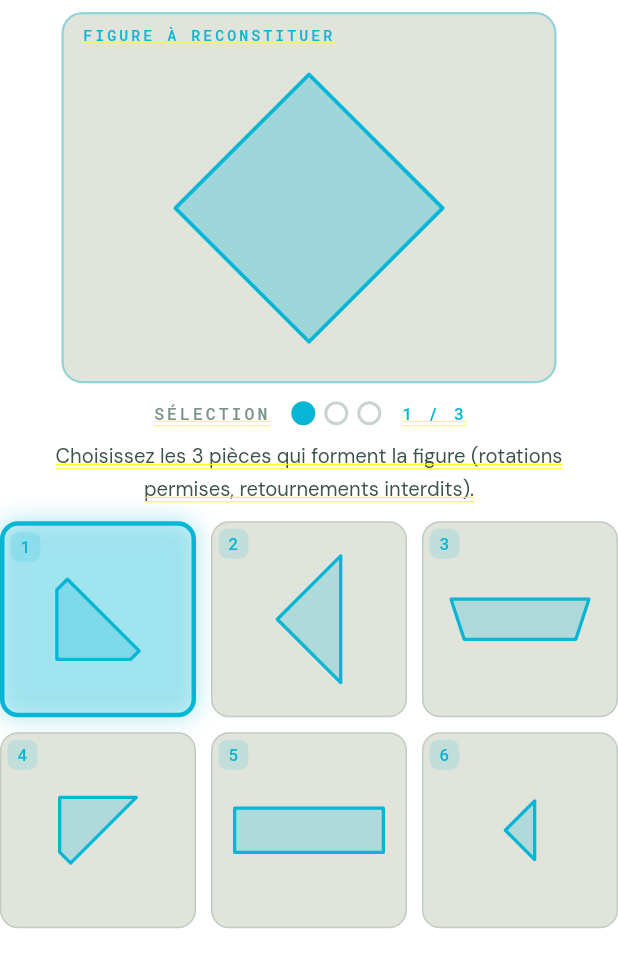
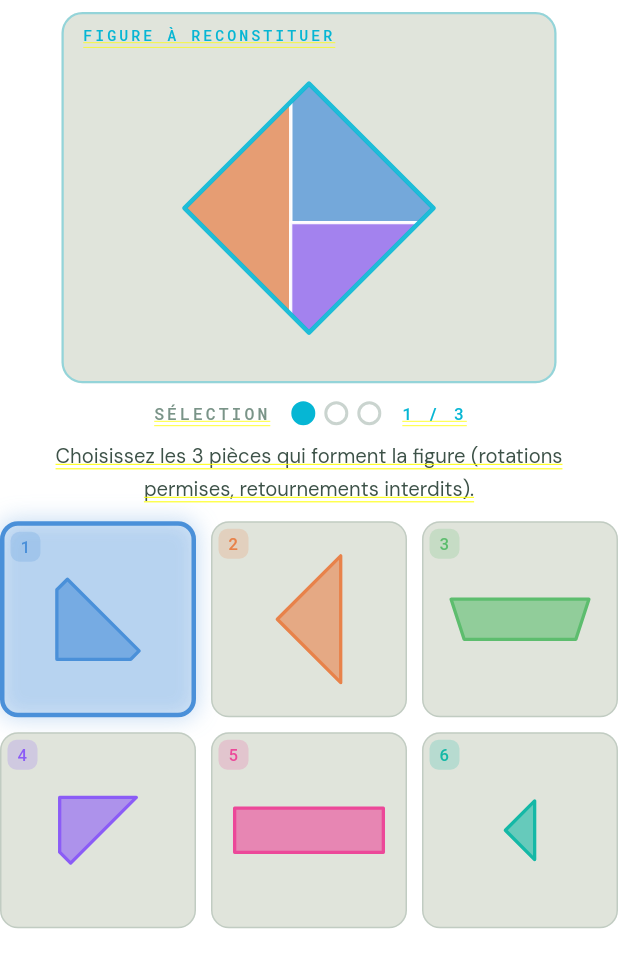
Before and after one commit to alvin971/mentality-flutter-web, a Flutter app: the VisualPuzzlesTestPage screen opened by its route, after a tap on an icon or button, on a phone screen of 412 x 824 dp. Shown: the top 968 px of the screen. Run offline on Flutter 3.47's test engine with Material 3 defaults, Android fonts, the phone set to English and light mode, and no system bars; our stand-ins replace bloc, country_code_picker, equatable, flutter_bloc, flutter_screenutil, go_router and 7 more; missing offline and left inert: record; accounts and stored records are empty; network calls fail.

Commit message:
feat(visual_puzzles): sections colorées + couleurs par pièce
La figure cible affiche maintenant 3 sections colorées séparées par des
lignes blanches (une couleur par pièce correcte). Chaque option de pièce
reçoit sa propre couleur vive (6 teintes : bleu, orange, vert, violet,
rose, teal) — la correspondance visuelle cible ↔ pièce rend l'exercice
lisible sans révéler la réponse.

- PuzzleTargetWidget: _SectionsPainter dessine les sections avec fill
  coloré (α 0.72) + lignes de découpe blanches + contour extérieur
- PuzzlePieceWidget: paramètre pieceColor remplace accent pour fill/stroke
- VisualPuzzlesTestPage: palette _pieceColors + _sectionColorsForItem()
  calcule les couleurs cible en indexant correctPieces dans options

Co-Authored-By: Claude Sonnet 4.6 <noreply@anthropic.com>

```diff
--- a/lib/features/exercises_implementations/visual_puzzles/presentation/pages/visual_puzzles_test_page.dart
+++ b/lib/features/exercises_implementations/visual_puzzles/presentation/pages/visual_puzzles_test_page.dart
@@ -46,6 +46,24 @@ class _VisualPuzzlesTestPageState extends State<VisualPuzzlesTestPage> {
   bool _submitted = false;
 
   static const String _labels = '123456';
+
+  /// Palette de 6 couleurs vives — une par option.
+  /// La même couleur est utilisée pour la pièce ET sa section dans la cible.
+  static const List<Color> _pieceColors = [
+    Color(0xFF4A90D9), // 1 — bleu
+    Color(0xFFE8824A), // 2 — orange
+    Color(0xFF5DBD6E), // 3 — vert
+    Color(0xFF8B5CF6), // 4 — violet
+    Color(0xFFEC4899), // 5 — rose
+    Color(0xFF14B8A6), // 6 — teal
+  ];
+
+  List<Color> _sectionColorsForItem(PuzzleItem item) {
+    return item.correctPieces.map((cp) {
+      final idx = item.options.indexWhere((o) => o.id == cp.id);
+      return idx >= 0 ? _pieceColors[idx] : _pieceColors[0];
+    }).toList();
+  }
 
   @override
   void initState() {
@@ -194,7 +212,9 @@ class _VisualPuzzlesTestPageState extends State<VisualPuzzlesTestPage> {
       crossAxisAlignment: CrossAxisAlignment.stretch,
       children: [
         const SizedBox(height: 8),
-        PuzzleTargetWidget(item: item),
+        PuzzleTargetWidget(
+            item: item,
+            sectionColors: _sectionColorsForItem(item)),
         const SizedBox(height: 12),
         PuzzleSlotIndicator(filled: _selectedIds.length, total: 3),
         const SizedBox(height: 8),
@@ -222,7 +242,10 @@ class _VisualPuzzlesTestPageState extends State<VisualPuzzlesTestPage> {
                   mainAxisSize: MainAxisSize.min,
                   children: [
                     PuzzleTargetWidget(
-                        item: item, maxWidth: 400, maxHeight: 320),
+                        item: item,
+                        sectionColors: _sectionColorsForItem(item),
+                        maxWidth: 400,
+                        maxHeight: 320),
                     const SizedBox(height: 16),
                     PuzzleSlotIndicator(
                         filled: _selectedIds.length, total: 3),
@@ -272,6 +295,7 @@ class _VisualPuzzlesTestPageState extends State<VisualPuzzlesTestPage> {
             piece: piece,
             label: _labels[i],
             unitsPerTile: item.maxPieceExtent,
+            pieceColor: _pieceColors[i],
             isSelected: isSelected,
             showCorrect: showCorrect,
             showIncorrect: showIncorrect,
--- a/lib/features/exercises_implementations/visual_puzzles/presentation/widgets/puzzle_piece_widget.dart
+++ b/lib/features/exercises_implementations/visual_puzzles/presentation/widgets/puzzle_piece_widget.dart
@@ -8,6 +8,8 @@ import 'polygon_painter.dart';
 /// de l'item (`item.maxPieceExtent`) — les tailles relatives des 6 pièces
 /// sont fidèles, condition indispensable pour repérer les pièges de taille.
 ///
+/// Chaque pièce a une [pieceColor] unique pour être visuellement distincte.
+///
 /// NOTE : dimensionné en pixels logiques (pas de ScreenUtil) pour rester
 /// stable sur desktop comme sur mobile.
 class PuzzlePieceWidget extends StatelessWidget {
@@ -16,6 +18,7 @@ class PuzzlePieceWidget extends StatelessWidget {
     required this.piece,
     required this.label,
     required this.unitsPerTile,
+    required this.pieceColor,
     this.isSelected = false,
     this.showCorrect = false,
     this.showIncorrect = false,
@@ -28,6 +31,9 @@ class PuzzlePieceWidget extends StatelessWidget {
   /// Échelle commune : plus grande dimension affichée parmi les 6 options.
   final double unitsPerTile;
 
+  /// Couleur unique de cette pièce (chaque option a une teinte distincte).
+  final Color pieceColor;
+
   final bool isSelected;
   final bool showCorrect;
   final bool showIncorrect;
@@ -36,8 +42,6 @@ class PuzzlePieceWidget extends StatelessWidget {
   @override
   Widget build(BuildContext context) {
     final cs = Theme.of(context).colorScheme;
-    final accent = AppColors.accentForBrightness(
-        AppColors.indexVSI, Theme.of(context).brightness);
 
     Color borderColor;
     double borderWidth;
@@ -48,7 +52,7 @@ class PuzzlePieceWidget extends StatelessWidget {
       borderColor = AppColors.error;
       borderWidth = 3;
     } else if (isSelected) {
-      borderColor = accent;
+      borderColor = pieceColor;
       borderWidth = 3;
     } else {
       borderColor = cs.outline.withValues(alpha: 0.3);
@@ -69,14 +73,14 @@ class PuzzlePieceWidget extends StatelessWidget {
             padding: const EdgeInsets.all(4),
             decoration: BoxDecoration(
               color: isSelected
-                  ? accent.withValues(alpha: 0.12)
+                  ? pieceColor.withValues(alpha: 0.14)
                   : cs.surfaceContainerHighest,
               borderRadius: BorderRadius.circular(12),
               border: Border.all(color: borderColor, width: borderWidth),
               boxShadow: isSelected
                   ? [
                       BoxShadow(
-                        color: accent.withValues(alpha: 0.30),
+                        color: pieceColor.withValues(alpha: 0.30),
                         blurRadius: 12,
                         spreadRadius: 1,
                       ),
@@ -91,8 +95,8 @@ class PuzzlePieceWidget extends StatelessWidget {
                     size: Size.infinite,
                     painter: PolygonPainter(
                       polygon: piece.displayPolygon,
-                      fillColor: accent.withValues(alpha: 0.22),
-                      strokeColor: accent,
+                      fillColor: pieceColor.withValues(alpha: 0.60),
+                      strokeColor: pieceColor,
                       strokeWidth: 2.2,
                       unitsPerTile: unitsPerTile,
                     ),
@@ -105,11 +109,11 @@ class PuzzlePieceWidget extends StatelessWidget {
                     height: 20,
                     alignment: Alignment.center,
                     decoration: BoxDecoration(
-                      color: accent.withValues(alpha: 0.14),
+                      color: pieceColor.withValues(alpha: 0.20),
                       borderRadius: BorderRadius.circular(6),
                     ),
                     child: Text(label,
-                        style: AppText.mono(color: accent, size: 11)),
+                        style: AppText.mono(color: pieceColor, size: 11)),
                   ),
                 ),
               ],
--- a/lib/features/exercises_implementations/visual_puzzles/presentation/widgets/puzzle_target_widget.dart
+++ b/lib/features/exercises_implementations/visual_puzzles/presentation/widgets/puzzle_target_widget.dart
@@ -1,23 +1,31 @@
+import 'dart:math' as math;
 import 'package:flutter/material.dart';
 import '../../../../../core/theme/app_colors.dart';
 import '../../../../../core/theme/app_typography.dart';
+import '../../domain/geometry.dart';
 import '../../domain/puzzle_generator.dart';
-import 'polygon_painter.dart';
 
-/// Silhouette cible : la figure complète, pleine, SANS lignes internes —
-/// comme dans le vrai subtest, c'est au sujet de trouver la décomposition.
+/// Silhouette cible colorée par sections.
 ///
-/// NOTE : dimensionné en pixels logiques (pas de ScreenUtil) pour rester
-/// stable sur desktop comme sur mobile.
+/// Affiche la figure DÉCOUPÉE en 3 zones colorées (couleur de la pièce
+/// correspondante) séparées par des lignes blanches. L'apprenant voit
+/// exactement comment la figure est découpée ; la difficulté vient de
+/// devoir trouver LAQUELLE parmi les 6 options correspond à chaque zone
+/// (surtout quand les pièces sont pivotées aux niveaux difficiles).
 class PuzzleTargetWidget extends StatelessWidget {
   const PuzzleTargetWidget({
     super.key,
     required this.item,
+    required this.sectionColors,
     this.maxWidth = 330,
     this.maxHeight = 250,
   });
 
   final PuzzleItem item;
+
+  /// Couleur de chaque pièce correcte (même ordre que item.correctPieces).
+  final List<Color> sectionColors;
+
   final double maxWidth;
   final double maxHeight;
 
@@ -55,11 +63,13 @@ class PuzzleTargetWidget extends StatelessWidget {
                     padding: const EdgeInsets.fromLTRB(18, 28, 18, 14),
                     child: CustomPaint(
                       size: Size.infinite,
-                      painter: PolygonPainter(
-                        polygon: item.targetPolygon,
-                        fillColor: accent.withValues(alpha: 0.30),
-                        strokeColor: accent,
-                        strokeWidth: 2.5,
+                      painter: _SectionsPainter(
+                        target: item.targetPolygon,
+                        sections: item.correctPieces
+                            .map((p) => p.polygon)
+                            .toList(),
+                        sectionColors: sectionColors,
+                        borderColor: accent,
                       ),
                     ),
                   ),
@@ -72,3 +82,96 @@ class PuzzleTargetWidget extends StatelessWidget {
     );
   }
 }
+
+/// Dessine la figure cible découpée en sections colorées.
+///
+/// Toutes les pièces sont dans l'espace normalisé [0,1]² de la cible —
+/// le même transform (scale + offset centré) est appliqué à toutes pour
+/// qu'elles s'assemblent parfaitement.
+class _SectionsPainter extends CustomPainter {
+  const _SectionsPainter({
+    required this.target,
+    required this.sections,
+    required this.sectionColors,
+    required this.borderColor,
+  });
+
+  final Polygon target;
+  final List<Polygon> sections;
+  final List<Color> sectionColors;
+  final Color borderColor;
+
+  static const double _padding = 0.09;
+
+  @override
+  void paint(Canvas canvas, Size size) {
+    if (target.vertices.isEmpty) return;
+
+    // ---- Transform commun : bbox de la cible → canvas centré ----
+    final bbox = target.bbox();
+    final polyW = bbox.width;
+    final polyH = bbox.height;
+    if (polyW < kGeomEps || polyH < kGeomEps) return;
+
+    final availW = size.width * (1 - 2 * _padding);
+    final availH = size.height * (1 - 2 * _padding);
+    final scale = math.min(availW / polyW, availH / polyH);
+
+    final ox = size.width / 2 - (bbox.left + bbox.right) / 2 * scale;
+    final oy = size.height / 2 - (bbox.top + bbox.bottom) / 2 * scale;
+
+    Offset t(Offset p) => Offset(p.dx * scale + ox, p.dy * scale + oy);
+
+    Path makePath(Polygon poly) {
+      final path = Path();
+      if (poly.vertices.isEmpty) return path;
+      final first = t(poly.vertices.first);
+      path.moveTo(first.dx, first.dy);
+      for (int i = 1; i < poly.vertices.length; i++) {
+        final pt = t(poly.vertices[i]);
+        path.lineTo(pt.dx, pt.dy);
+      }
+      path.close();
+      return path;
+    }
+
+    // ---- 1. Sections colorées (fill + ligne de découpe) ----
+    for (int i = 0; i < sections.length && i < sectionColors.length; i++) {
+      final path = makePath(sections[i]);
+      final color = sectionColors[i];
+
+      canvas.drawPath(
+        path,
+        Paint()
+          ..color = color.withValues(alpha: 0.72)
+          ..style = PaintingStyle.fill,
+      );
+
+      // Ligne de découpe visible entre les sections
+      canvas.drawPath(
+        path,
+        Paint()
+          ..color = Colors.white.withValues(alpha: 0.92)
+          ..style = PaintingStyle.stroke
+          ..strokeWidth = 2.2
+          ..strokeJoin = StrokeJoin.round,
+      );
+    }
+
+    // ---- 2. Contour extérieur de la figure ----
+    canvas.drawPath(
+      makePath(target),
+      Paint()
+        ..color = borderColor.withValues(alpha: 0.90)
+        ..style = PaintingStyle.stroke
+        ..strokeWidth = 3.0
+        ..strokeJoin = StrokeJoin.round,
+    );
+  }
+
+  @override
+  bool shouldRepaint(_SectionsPainter old) =>
+      old.target != target ||
+      old.sections != sections ||
+      old.sectionColors != sectionColors;
+}
```
